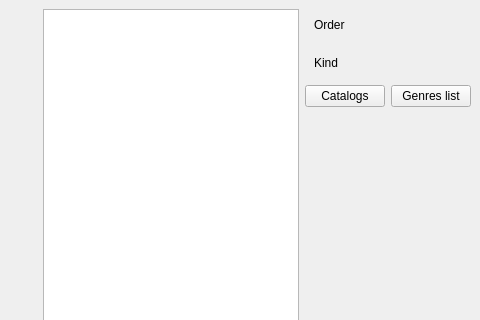
Before: the Qt Designer form data/ui/widgets/facial.ui in brandonzorn/Nlight, drawn with Qt 5; both pictures show x 257 to 737 and y 0 to 320 of the 737 by 480 pixel window.
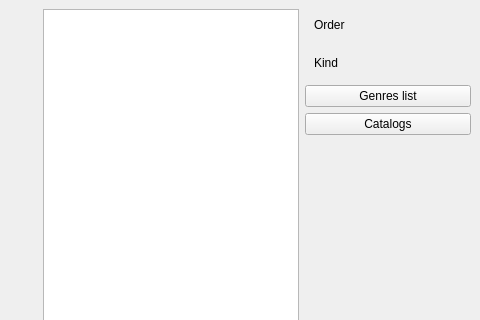
After: the same form once the commit is applied. Custom widgets are drawn as their Qt base class.

Commit message: feat: change main page layout

Patch:
```diff
--- a/data/ui/widgets/facial.ui
+++ b/data/ui/widgets/facial.ui
@@ -258,8 +258,8 @@
           </widget>
          </item>
          <item>
-          <widget class="QFrame" name="moreFiltersWidget">
-           <layout class="QHBoxLayout" name="horizontalLayout_2">
+          <widget class="QWidget" name="moreFiltersWidget" native="true">
+           <layout class="QVBoxLayout" name="verticalLayout_3">
             <property name="leftMargin">
              <number>0</number>
             </property>
@@ -273,14 +273,7 @@
              <number>0</number>
             </property>
             <item>
-             <widget class="PushButton" name="catalogs_btn">
-              <property name="text">
-               <string>Catalogs</string>
-              </property>
-             </widget>
-            </item>
-            <item>
-             <widget class="PushButton" name="genres_btn">
+             <widget class="PushButton" name="genresButton">
               <property name="contextMenuPolicy">
                <enum>Qt::ContextMenuPolicy::CustomContextMenu</enum>
               </property>
@@ -289,6 +282,13 @@
               </property>
              </widget>
             </item>
+            <item>
+             <widget class="PushButton" name="catalogsButton">
+              <property name="text">
+               <string>Catalogs</string>
+              </property>
+             </widget>
+            </item>
            </layout>
           </widget>
          </item>
```
Left out of the diff: 18 changed lines with no effect on the pictures. The commit also changes 6 other files.
